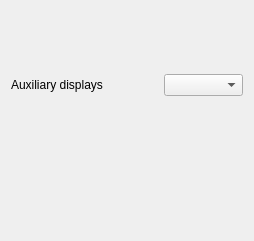
Before: the Qt Designer form mqt/MqtLogger/StackedInfoFrame.ui in Rsclub22/Minos2-Mirror, drawn with Qt 5.
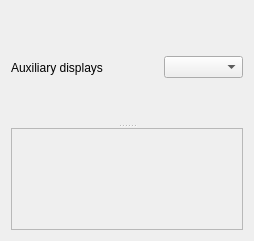
After: the same form once the commit is applied. Custom widgets are drawn as their Qt base class.

Commit message: Use a splitter in aux frames, so we can close up the combo part

Patch:
```diff
--- a/mqt/MqtLogger/StackedInfoFrame.ui
+++ b/mqt/MqtLogger/StackedInfoFrame.ui
@@ -19,8 +19,13 @@
   <property name="frameShadow">
    <enum>QFrame::Raised</enum>
   </property>
-  <layout class="QVBoxLayout" name="verticalLayout">
+  <layout class="QVBoxLayout" name="verticalLayout_2">
    <item>
+    <widget class="MinosSplitter" name="stackSplitter">
+     <property name="orientation">
+      <enum>Qt::Vertical</enum>
+     </property>
+     <widget class="QWidget" name="">
     <layout class="QHBoxLayout" name="horizontalLayout">
      <item>
       <widget class="QLabel" name="label_2">
@@ -46,7 +51,6 @@
       <widget class="QComboBox" name="infoCombo">
        <property name="font">
         <font>
-         <weight>75</weight>
          <bold>true</bold>
         </font>
        </property>
@@ -59,12 +63,24 @@
       </widget>
      </item>
     </layout>
-   </item>
+     </widget>
+     <widget class="QFrame" name="stackFrame">
+      <property name="frameShape">
+       <enum>QFrame::StyledPanel</enum>
+      </property>
+      <property name="frameShadow">
+       <enum>QFrame::Raised</enum>
+      </property>
+      <layout class="QVBoxLayout" name="verticalLayout">
    <item>
     <widget class="QTabBar" name="tabbar" native="true"/>
    </item>
   </layout>
  </widget>
+    </widget>
+   </item>
+  </layout>
+ </widget>
  <customwidgets>
   <customwidget>
    <class>QTabBar</class>
@@ -72,6 +88,12 @@
    <header>QTabBar.h</header>
    <container>1</container>
   </customwidget>
+  <customwidget>
+   <class>MinosSplitter</class>
+   <extends>QSplitter</extends>
+   <header>MinosSplitter.h</header>
+   <container>1</container>
+  </customwidget>
  </customwidgets>
  <resources/>
  <connections/>
```
Lines whose indentation alone changed are shown as unchanged. The commit also changes 1 other file.
